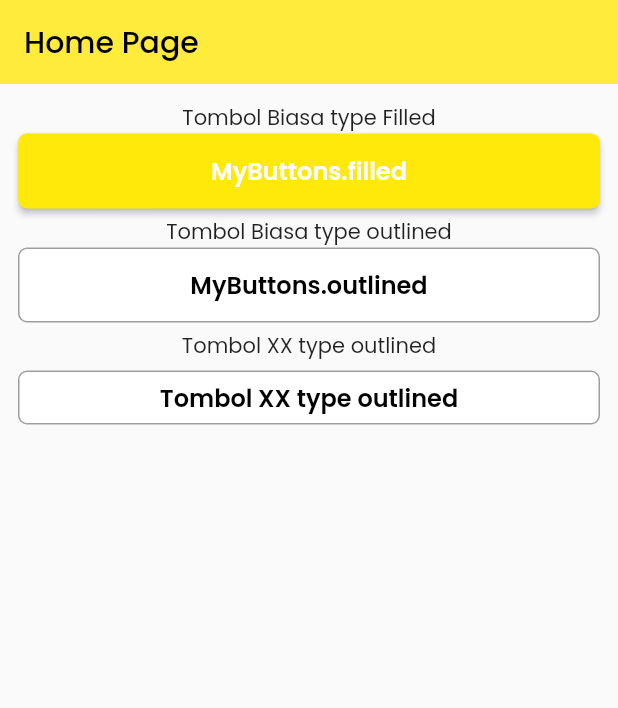
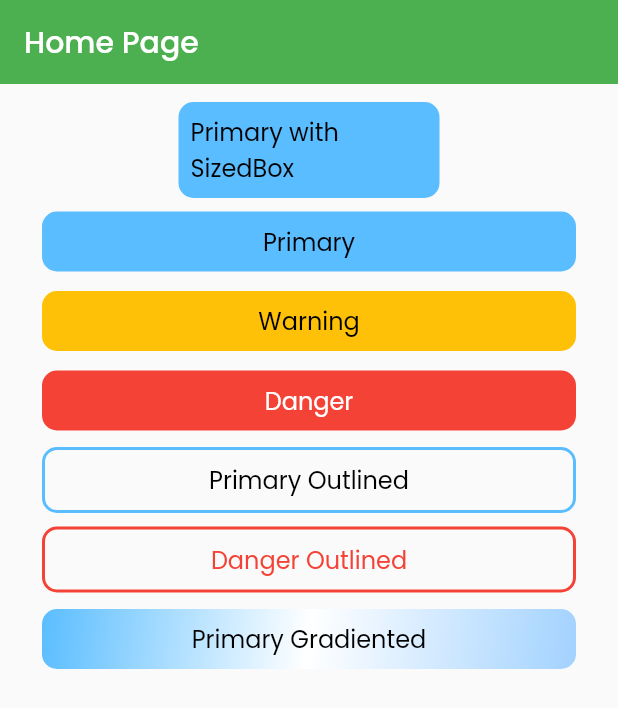
Before and after one commit to maulahaz/flt-zapp-template, a Flutter app: the screen it shows after launch, on a phone screen of 412 x 824 dp. Shown: the top 708 px of the screen. Run offline on Flutter 3.47's test engine with Material 2 defaults, Android fonts, the phone set to English and light mode, and no system bars.

Commit message:
update the button class usable widgets

```diff
--- a/lib/configs/colors.dart
+++ b/lib/configs/colors.dart
@@ -12,7 +12,7 @@ const kYellow = Colors.yellow;
 const kGrey = Colors.grey;
 
 //--App Colors Pallets:
-const kAppPrimary = Color(0xffFFE90A);
+const kAppPrimary = Color.fromARGB(255, 90, 189, 255);
 const kAppPrimaryDark = Color(0xffa2d2ff);
 const kAppPrimaryDark2 = Color(0xffcdb4db);
 const kAppPrimaryLight = Color(0xffbde0fe);
--- a/lib/configs/themes.dart
+++ b/lib/configs/themes.dart
@@ -4,7 +4,7 @@ import 'x_configs.dart';
 
 class MyThemes {
   static final lightMode = ThemeData(
-      primarySwatch: kYellow,
+      primarySwatch: kGreen,
       primaryColor: kAppPrimary,
       brightness: Brightness.light,
       fontFamily: 'Poppins',
--- a/lib/modules/home/pages/home_pg.dart
+++ b/lib/modules/home/pages/home_pg.dart
@@ -1,4 +1,5 @@
 import 'package:flutter/material.dart';
+// import 'package:flutter_app/extensions/x_extensions.dart';
 import 'package:flutter_app/widgets/x_widgets.dart';
 // import 'package:flutter_app/configs/x_configs.dart';
 
@@ -7,6 +8,7 @@ class HomePage extends StatelessWidget {
 
   @override
   Widget build(BuildContext context) {
+    var size = MediaQuery.of(context).size;
     return Scaffold(
       appBar: AppBar(
         elevation: 0,
@@ -17,24 +19,21 @@ class HomePage extends StatelessWidget {
         padding: const EdgeInsets.all(12),
         child: Column(
           children: [
-            Text('Tombol Biasa type Filled'),
-            MyButtons.filled(
-              onPressed: () => print('MyButtons.filled: Pressed'),
-              label: 'MyButtons.filled',
-            ),
+            SizedBox(
+              width: size.width*0.5,
+              child: MyButtons.primary(context, 'Primary with SizedBox', ()=>print('Primary'))),
             SizedBox(height: 5),
-            Text('Tombol Biasa type outlined'),
-            MyButtons.outlined(
-              onPressed: () => print('MyButtons.outlined: Pressed'),
-              label: 'MyButtons.outlined',
-            ),
+            MyButtons.primary(context, 'Primary', ()=>print('Primary')),
             SizedBox(height: 5),
-            Text('Tombol XX type outlined'),
-            MyButtonsXX.outlined(context,
-                label: 'Tombol XX type outlined',
-                function: () => print(
-                      'MyButtons xx.outlined: Pressed',
-                    ))
+            MyButtons.warning(context, 'Warning', ()=>print('Warning')),
+            SizedBox(height: 5),
+            MyButtons.danger(context, 'Danger', ()=>print('Danger')),
+            SizedBox(height: 5),
+            MyButtons.primaryOutlined(context, 'Primary Outlined', ()=>print('Primary Outlined')),
+            SizedBox(height: 5),
+            MyButtons.dangerOutlined(context, 'Danger Outlined', ()=>print('Danger Outlined')),
+            SizedBox(height: 5),
+            MyButtons.primaryGradiented(context, 'Primary Gradiented', ()=>print('Primary Gradiented')),
           ],
         ),
       ),
--- a/lib/widgets/button_wdg.dart
+++ b/lib/widgets/button_wdg.dart
@@ -3,222 +3,100 @@ import 'package:flutter/material.dart';
 import '../configs/x_configs.dart';
 import '../helpers/x_helpers.dart';
 
-class MyButtonsXX {
-  //--App Button Using Gradient
-  static MaterialButton appPrimary(
-      BuildContext context, String title, double width, Function() function) {
+class MyButtons {
+  static Widget showMyButtons(
+    BuildContext context,
+    String label,
+    Color txColor,
+    Color bgColor,
+    Function() function, {
+    required bool outlined,
+    required bool gradiented,
+  }) {
+    //--USING ELEVATED BUTTON v.1:
+    //----------------------------------------------------------------
+    // return ElevatedButton(
+    //   onPressed: function,
+    //   child: Text(label, style: getFont(16, color: kBlack)),
+    //   style: ElevatedButton.styleFrom(
+    //     backgroundColor: outlined ? kTransparent : color,
+    //     side: outlined ? BorderSide(width:2, color:color) : null,
+    //     shape: RoundedRectangleBorder(
+    //       borderRadius: BorderRadius.circular(12),
+    //     ),
+    //   ),
+    // );
+
+    //--USING ELEVATED BUTTON v.2:
+    //----------------------------------------------------------------
+    // return ElevatedButton(
+    //   onPressed: function,
+    //   style: ElevatedButton.styleFrom(
+    //     padding: const EdgeInsets.all(0.0),
+    //     elevation: 5,
+    //   ),
+    //   child: Container(
+    //     padding: EdgeInsets.all(10),
+    //     constraints: BoxConstraints(minWidth: 88.0),
+    //     decoration: BoxDecoration(
+    //         color: outlined ? kTransparent : color,
+    //         gradient: gradiented ? kAppGradientPrim : null,
+    //         borderRadius: BorderRadius.all(Radius.circular(10)),
+    //         border: outlined ? Border.all(color: color, width: 2) : null),
+    //     child: Text(label, style: getFont(16, color: kBlack)),
+    //   ),
+    // );
+
+    //--USING MATERIAL BUTTON (will take all Width):
+    //----------------------------------------------------------------
     return MaterialButton(
-      minWidth: width,
       onPressed: function,
       child: Container(
-        width: width,
         alignment: Alignment.center,
-        padding: EdgeInsets.all(kDefaultPadding * 0.5), // 15
+        padding: EdgeInsets.all(kDefaultPadding * 0.5),
         decoration: BoxDecoration(
-            gradient: kAppGradientPrim,
+            color: outlined ? kTransparent : bgColor,
+            gradient: gradiented ? kAppGradientPrim : null,
             borderRadius: BorderRadius.all(Radius.circular(10)),
-            border: Border.all(color: kAppPrimaryDark, width: 2)),
-        child: Text(title, style: getFont(16, color: kBlack)),
+            border: outlined ? Border.all(color: bgColor, width: 2) : null),
+        child: Text(label, style: getFont(16, color: txColor)),
       ),
     );
   }
 
-  //--CommonButton.defaultBtn
-  static MaterialButton defaultBtn(
-      BuildContext context, String text, double width, Function() function) {
-    return MaterialButton(
-      minWidth: width,
-      padding: EdgeInsets.all(20),
-      onPressed: function,
-      child: Text(text,
-          textAlign: TextAlign.center,
-          style: TextStyle(fontSize: 20)
-              .copyWith(color: kBlack, fontWeight: FontWeight.bold)),
-    );
+  static Widget primary(
+      BuildContext context, String label, Function() function) {
+    return showMyButtons(context, label, kBlack, kAppPrimary, function,
+        outlined: false, gradiented: false);
   }
 
-  //--CommonButton.filledBtn
-  static ElevatedButton filledBtn(
-    BuildContext context,
-    String label,
-    Widget? icon,
-    Function()? function,
-  ) {
-    return ElevatedButton(
-      onPressed: function ?? null,
-      style: ElevatedButton.styleFrom(
-        backgroundColor: kAppPrimary,
-        shape: RoundedRectangleBorder(
-          borderRadius: BorderRadius.circular(6),
-        ),
-      ),
-      child: Row(
-        mainAxisAlignment: MainAxisAlignment.center,
-        children: [
-          icon ?? SizedBox.shrink(),
-          if (icon != null) const SizedBox(width: 10.0),
-          Text(
-            label,
-            style: TextStyle(
-              color: kWhite,
-              fontSize: 16,
-              fontWeight: FontWeight.w600,
-            ),
-          ),
-        ],
-      ),
-    );
+  static Widget warning(
+      BuildContext context, String label, Function() function) {
+    return showMyButtons(context, label, kBlack, kBgWarning, function,
+        outlined: false, gradiented: false);
   }
 
-  //--CommonButton.outlined
-  static OutlinedButton outlined(
-    BuildContext context,
-    {required String label,
-    Widget? icon,
-    Function()? function}
-  ) {
-    return OutlinedButton(
-              onPressed: function ?? null,
-              style: OutlinedButton.styleFrom(
-                backgroundColor: kWhite,
-                side: const BorderSide(color: kGrey),
-                shape: RoundedRectangleBorder(
-                  borderRadius: BorderRadius.circular(6.0),
-                ),
-              ),
-              child: Row(
-                mainAxisAlignment: MainAxisAlignment.center,
-                children: [
-                  icon ?? const SizedBox.shrink(),
-                  if (icon != null) const SizedBox(width: 10.0),
-                  Text(
-                    label,
-                    style: TextStyle(
-                      color: kBlack,
-                      fontSize: 16,
-                      fontWeight: FontWeight.w600,
-                    ),
-                  ),
-                ],
-              ),
-            );
+  static Widget danger(
+      BuildContext context, String label, Function() function) {
+    return showMyButtons(context, label, kWhite, kRed, function,
+        outlined: false, gradiented: false);
   }
 
-  //--CommonButton.successBtn
-  static MaterialButton successBtn(
-      BuildContext context, String text, double width, Function() function) {
-    return MaterialButton(
-      minWidth: width,
-      padding: EdgeInsets.all(20),
-      onPressed: function,
-      child: Text(text,
-          textAlign: TextAlign.center,
-          style: TextStyle(fontSize: 20)
-              .copyWith(color: kBlack, fontWeight: FontWeight.bold)),
-    );
+  static Widget primaryOutlined(
+      BuildContext context, String label, Function() function) {
+    return showMyButtons(context, label, kBlack, kAppPrimary, function,
+        outlined: true, gradiented: false);
+  }
+
+  static Widget dangerOutlined(
+      BuildContext context, String label, Function() function) {
+    return showMyButtons(context, label, kRed, kRed, function,
+        outlined: true, gradiented: false);
+  }
+
+  static Widget primaryGradiented(
+      BuildContext context, String label, Function() function) {
+    return showMyButtons(context, label, kBlack, kAppPrimary, function,
+        outlined: false, gradiented: true);
   }
 }
-
-enum ButtonStyle { filled, outlined }
-
-class MyButtons extends StatelessWidget {
-  const MyButtons.filled({
-    super.key,
-    required this.onPressed,
-    required this.label,
-    this.style = ButtonStyle.filled,
-    this.color = kAppPrimary,
-    this.textColor = Colors.white,
-    this.width = double.infinity,
-    this.height = 50.0,
-    this.borderRadius = 6.0,
-    this.icon,
-    this.disabled = false,
-    this.fontSize = 16.0,
-  });
-
-  const MyButtons.outlined({
-    super.key,
-    required this.onPressed,
-    required this.label,
-    this.style = ButtonStyle.outlined,
-    this.color = kWhite,
-    this.textColor = kBlack,
-    this.width = double.infinity,
-    this.height = 50.0,
-    this.borderRadius = 6.0,
-    this.icon,
-    this.disabled = false,
-    this.fontSize = 16.0,
-  });
-
-  final Function() onPressed;
-  final String label;
-  final ButtonStyle style;
-  final Color color;
-  final Color textColor;
-  final double width;
-  final double height;
-  final double borderRadius;
-  final Widget? icon;
-  final bool disabled;
-  final double fontSize;
-
-  @override
-  Widget build(BuildContext context) {
-    return SizedBox(
-      height: height,
-      width: width,
-      child: style == ButtonStyle.filled
-          ? ElevatedButton(
-              onPressed: disabled ? null : onPressed,
-              style: ElevatedButton.styleFrom(
-                backgroundColor: color,
-                shape: RoundedRectangleBorder(
-                  borderRadius: BorderRadius.circular(borderRadius),
-                ),
-              ),
-              child: Row(
-                mainAxisAlignment: MainAxisAlignment.center,
-                children: [
-                  icon ?? const SizedBox.shrink(),
-                  if (icon != null) const SizedBox(width: 10.0),
-                  Text(
-                    label,
-                    style: TextStyle(
-                      color: textColor,
-                      fontSize: fontSize,
-                      fontWeight: FontWeight.w600,
-                    ),
-                  ),
-                ],
-              ),
-            )
-          : OutlinedButton(
-              onPressed: disabled ? null : onPressed,
-              style: OutlinedButton.styleFrom(
-                backgroundColor: color,
-                side: const BorderSide(color: Colors.grey),
-                shape: RoundedRectangleBorder(
-                  borderRadius: BorderRadius.circular(6.0),
-                ),
-              ),
-              child: Row(
-                mainAxisAlignment: MainAxisAlignment.center,
-                children: [
-                  icon ?? const SizedBox.shrink(),
-                  if (icon != null) const SizedBox(width: 10.0),
-                  Text(
-                    label,
-                    style: TextStyle(
-                      color: textColor,
-                      fontSize: fontSize,
-                      fontWeight: FontWeight.w600,
-                    ),
-                  ),
-                ],
-              ),
-            ),
-    );
-  }
-}
```
Also changed, not shown: 1 other file.
